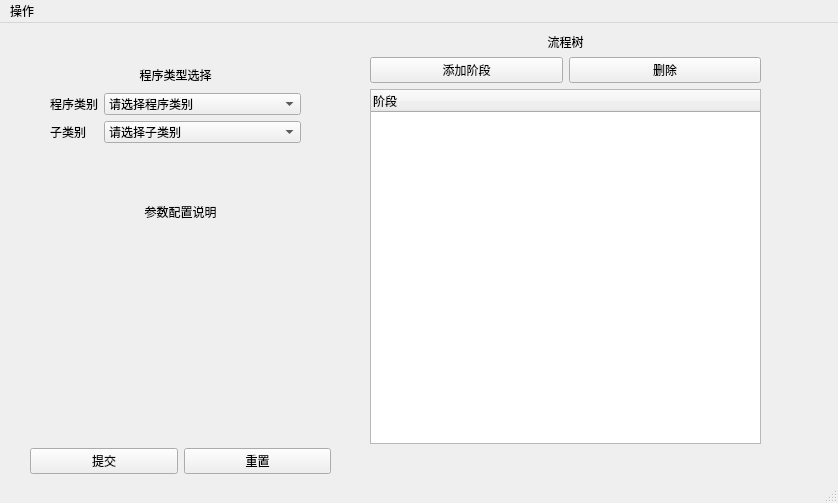
Qt form mainwindow.ui (woodfsg/QT_ConfigUI) before a commit.
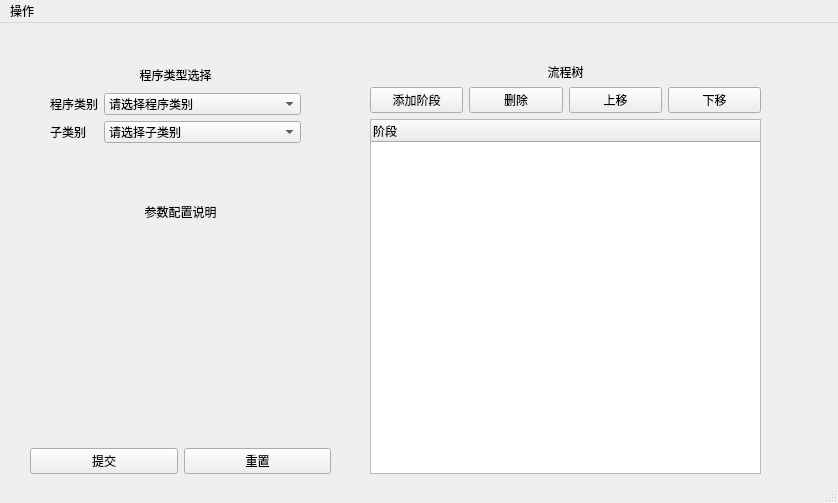
The same form after that commit.

Diff of the .ui file:
```diff
--- a/mainwindow.ui
+++ b/mainwindow.ui
@@ -86,7 +86,7 @@
     <property name="geometry">
      <rect>
       <x>370</x>
-      <y>10</y>
+      <y>40</y>
       <width>391</width>
       <height>411</height>
      </rect>
@@ -118,6 +118,20 @@
          </property>
         </widget>
        </item>
+       <item>
+        <widget class="QPushButton" name="upButton">
+         <property name="text">
+          <string>上移</string>
+         </property>
+        </widget>
+       </item>
+       <item>
+        <widget class="QPushButton" name="downButton">
+         <property name="text">
+          <string>下移</string>
+         </property>
+        </widget>
+       </item>
       </layout>
      </item>
      <item>
```
